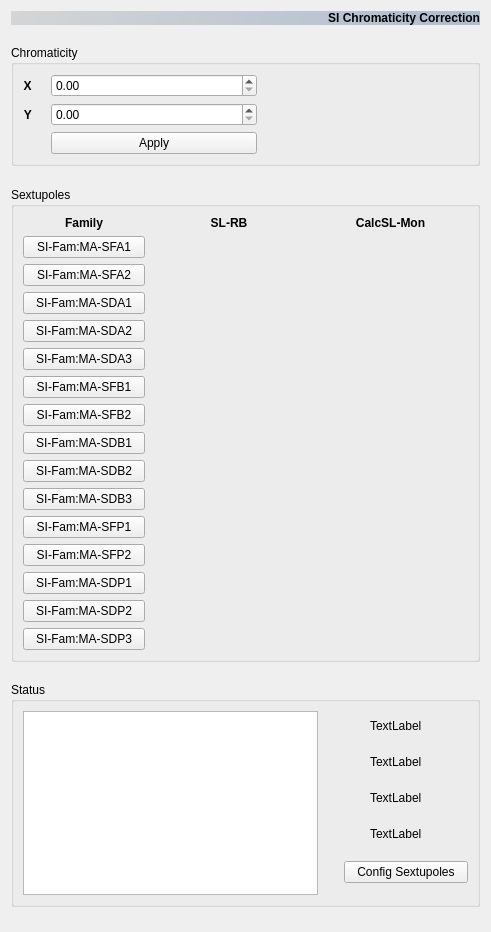
This is pyqt-apps/siriushla/as_ap_opticscorr/ui_si_ap_chromcorr.ui in lnls-sirius/hla as Qt 5 draws it before an edit. The edited form follows.
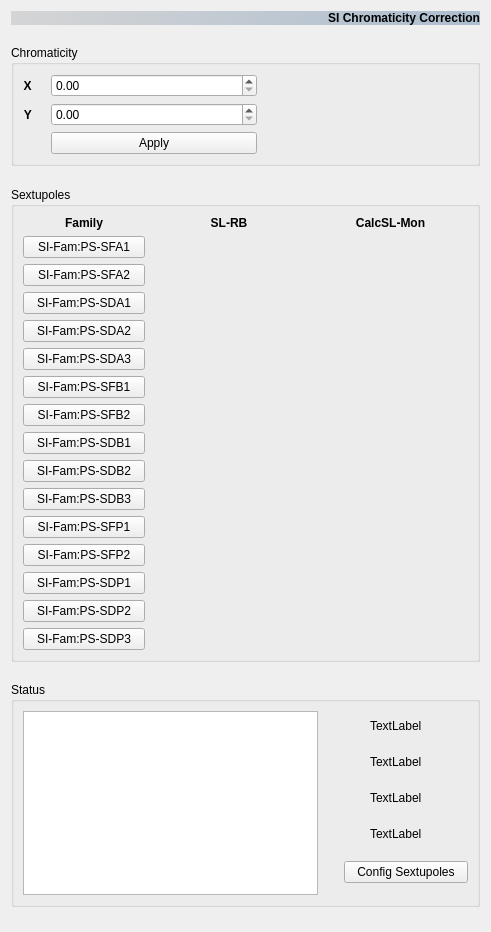
This is the edited form. Custom widgets are drawn as their Qt base class.

Commit message: TUNECHROM.ENH: Remove Use of MA from windows.

```diff
--- a/pyqt-apps/siriushla/as_ap_opticscorr/ui_si_ap_chromcorr.ui
+++ b/pyqt-apps/siriushla/as_ap_opticscorr/ui_si_ap_chromcorr.ui
@@ -412,7 +412,7 @@
 max-width:8em;</string>
         </property>
         <property name="text">
-         <string>SI-Fam:MA-SFA1</string>
+         <string>SI-Fam:PS-SFA1</string>
         </property>
        </widget>
       </item>
@@ -509,7 +509,7 @@
 max-width:8em;</string>
         </property>
         <property name="text">
-         <string>SI-Fam:MA-SFA2</string>
+         <string>SI-Fam:PS-SFA2</string>
         </property>
        </widget>
       </item>
@@ -717,7 +717,7 @@
 max-width:8em;</string>
         </property>
         <property name="text">
-         <string>SI-Fam:MA-SDA3</string>
+         <string>SI-Fam:PS-SDA3</string>
         </property>
        </widget>
       </item>
@@ -1160,7 +1160,7 @@
 max-width:8em;</string>
         </property>
         <property name="text">
-         <string>SI-Fam:MA-SDB3</string>
+         <string>SI-Fam:PS-SDB3</string>
         </property>
        </widget>
       </item>
@@ -1183,7 +1183,7 @@
 max-width:8em;</string>
         </property>
         <property name="text">
-         <string>SI-Fam:MA-SFP1</string>
+         <string>SI-Fam:PS-SFP1</string>
         </property>
        </widget>
       </item>
@@ -1206,7 +1206,7 @@
 max-width:8em;</string>
         </property>
         <property name="text">
-         <string>SI-Fam:MA-SDB2</string>
+         <string>SI-Fam:PS-SDB2</string>
         </property>
        </widget>
       </item>
@@ -1298,7 +1298,7 @@
 max-width:8em;</string>
         </property>
         <property name="text">
-         <string>SI-Fam:MA-SFB1</string>
+         <string>SI-Fam:PS-SFB1</string>
         </property>
        </widget>
       </item>
@@ -1321,7 +1321,7 @@
 max-width:8em;</string>
         </property>
         <property name="text">
-         <string>SI-Fam:MA-SFB2</string>
+         <string>SI-Fam:PS-SFB2</string>
         </property>
        </widget>
       </item>
@@ -1344,7 +1344,7 @@
 max-width:8em;</string>
         </property>
         <property name="text">
-         <string>SI-Fam:MA-SDB1</string>
+         <string>SI-Fam:PS-SDB1</string>
         </property>
        </widget>
       </item>
@@ -1367,7 +1367,7 @@
 max-width:8em;</string>
         </property>
         <property name="text">
-         <string>SI-Fam:MA-SFP2</string>
+         <string>SI-Fam:PS-SFP2</string>
         </property>
        </widget>
       </item>
@@ -1390,7 +1390,7 @@
 max-width:8em;</string>
         </property>
         <property name="text">
-         <string>SI-Fam:MA-SDA2</string>
+         <string>SI-Fam:PS-SDA2</string>
         </property>
        </widget>
       </item>
@@ -1413,7 +1413,7 @@
 max-width:8em;</string>
         </property>
         <property name="text">
-         <string>SI-Fam:MA-SDA1</string>
+         <string>SI-Fam:PS-SDA1</string>
         </property>
        </widget>
       </item>
@@ -1473,7 +1473,7 @@
 max-width:8em;</string>
         </property>
         <property name="text">
-         <string>SI-Fam:MA-SDP2</string>
+         <string>SI-Fam:PS-SDP2</string>
         </property>
        </widget>
       </item>
@@ -1496,7 +1496,7 @@
 max-width:8em;</string>
         </property>
         <property name="text">
-         <string>SI-Fam:MA-SDP3</string>
+         <string>SI-Fam:PS-SDP3</string>
         </property>
        </widget>
       </item>
@@ -1556,7 +1556,7 @@
 max-width:8em;</string>
         </property>
         <property name="text">
-         <string>SI-Fam:MA-SDP1</string>
+         <string>SI-Fam:PS-SDP1</string>
         </property>
        </widget>
       </item>
```
Left out of the diff: 62 changed lines with no effect on the pictures. The commit also changes 4 other files.
